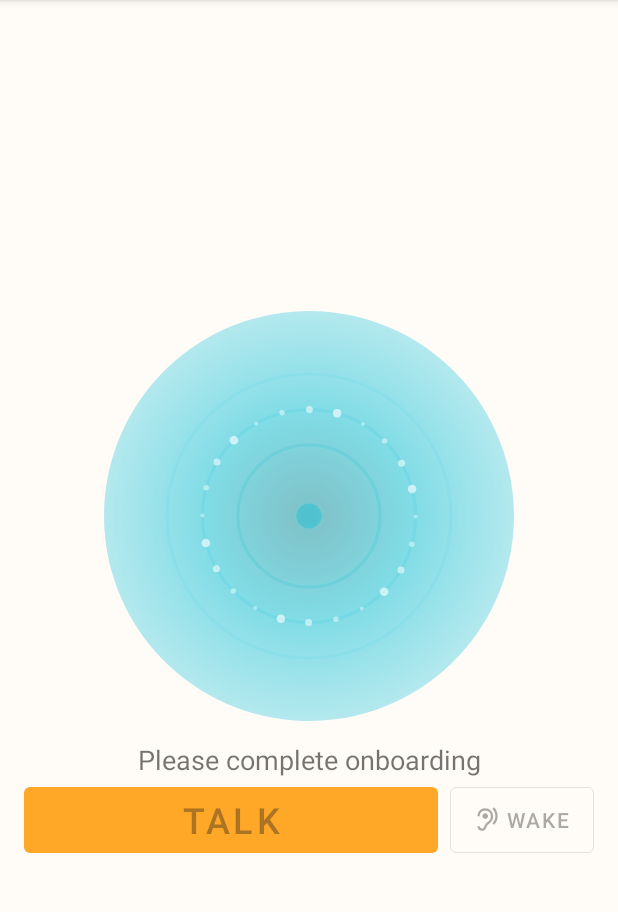
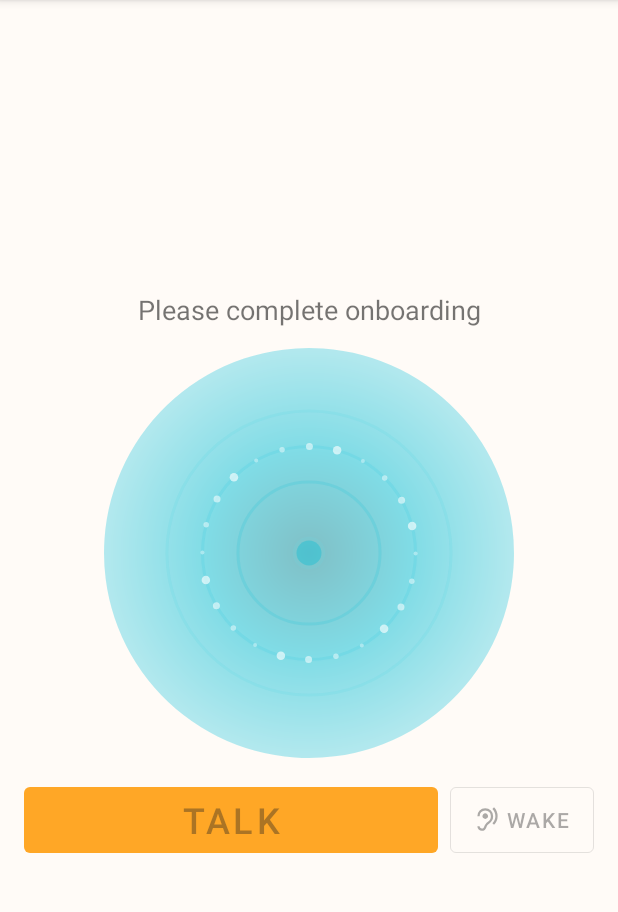
Before and after one commit to mrsheepuk/ha-live, an Android app: the MainActivity screen opened directly, with no data from a screen before it, on a phone screen of 412 x 824 dp, the part 84-996 px from its top. Run offline under Robolectric (Android 15) with nearby library versions, the phone set to English and light mode, and no system bars; libraries missing offline, so code that uses them is left out: ai.onnxruntime; 2 statements that could not run were skipped.

Commit message:
Move status container above visualizer for better hierarchy
Reorder layout elements for optimal visual flow:
- Status text now at top (most important info)
- Visualizer below status (main visual element)
- Buttons below visualizer (call to action)
- Quick messages and transcript below buttons

This applies to both centered and top-aligned layouts:
- XML: status → visualizer → buttons → chips → transcript
- Centered chain: status → visualizer → buttons (vertically centered)
- Top-aligned: same order, anchored to top

Result: Status text leads the interface in all states.

```diff
--- a/app/app/src/main/java/uk/co/mrsheep/halive/ui/MainActivity.kt
+++ b/app/app/src/main/java/uk/co/mrsheep/halive/ui/MainActivity.kt
@@ -98,24 +98,24 @@ class MainActivity : AppCompatActivity() {
         centeredConstraintSet.clone(mainConstraintLayout)
 
         // Clear existing bottom constraints for chain elements
+        centeredConstraintSet.clear(R.id.statusContainer, ConstraintSet.BOTTOM)
         centeredConstraintSet.clear(R.id.audioVisualizer, ConstraintSet.BOTTOM)
-        centeredConstraintSet.clear(R.id.statusContainer, ConstraintSet.BOTTOM)
         centeredConstraintSet.clear(R.id.buttonContainer, ConstraintSet.BOTTOM)
 
-        // Create vertical chain: audioVisualizer -> statusContainer -> buttonContainer
+        // Create vertical chain: statusContainer -> audioVisualizer -> buttonContainer
         centeredConstraintSet.createVerticalChain(
-            R.id.audioVisualizer,
+            R.id.statusContainer,
             ConstraintSet.TOP,
             R.id.buttonContainer,
             ConstraintSet.BOTTOM,
-            intArrayOf(R.id.audioVisualizer, R.id.statusContainer, R.id.buttonContainer),
+            intArrayOf(R.id.statusContainer, R.id.audioVisualizer, R.id.buttonContainer),
             null,
             ConstraintSet.CHAIN_PACKED
         )
 
         // Anchor chain to parent top/bottom for vertical centering
         centeredConstraintSet.connect(
-            R.id.audioVisualizer,
+            R.id.statusContainer,
             ConstraintSet.TOP,
             ConstraintSet.PARENT_ID,
             ConstraintSet.TOP
--- a/app/app/src/main/res/layout/activity_main.xml
+++ b/app/app/src/main/res/layout/activity_main.xml
@@ -25,22 +25,13 @@
         android:padding="16dp"
         app:layout_behavior="@string/appbar_scrolling_view_behavior">
 
-    <uk.co.mrsheep.halive.ui.AudioVisualizerView
-        android:id="@+id/audioVisualizer"
-        android:layout_width="300dp"
-        android:layout_height="300dp"
-        app:layout_constraintTop_toTopOf="parent"
-        app:layout_constraintStart_toStartOf="parent"
-        app:layout_constraintEnd_toEndOf="parent" />
-
     <LinearLayout
         android:id="@+id/statusContainer"
         android:layout_width="0dp"
         android:layout_height="wrap_content"
-        android:layout_marginTop="16dp"
         android:orientation="horizontal"
         android:gravity="center_vertical"
-        app:layout_constraintTop_toBottomOf="@id/audioVisualizer"
+        app:layout_constraintTop_toTopOf="parent"
         app:layout_constraintStart_toStartOf="parent"
         app:layout_constraintEnd_toEndOf="parent">
 
@@ -63,6 +54,15 @@
             android:layout_marginStart="8dp" />
     </LinearLayout>
 
+    <uk.co.mrsheep.halive.ui.AudioVisualizerView
+        android:id="@+id/audioVisualizer"
+        android:layout_width="300dp"
+        android:layout_height="300dp"
+        android:layout_marginTop="16dp"
+        app:layout_constraintTop_toBottomOf="@id/statusContainer"
+        app:layout_constraintStart_toStartOf="parent"
+        app:layout_constraintEnd_toEndOf="parent" />
+
     <LinearLayout
         android:id="@+id/buttonContainer"
         android:layout_width="0dp"
@@ -70,7 +70,7 @@
         android:layout_marginTop="8dp"
         android:orientation="horizontal"
         android:gravity="center_vertical"
-        app:layout_constraintTop_toBottomOf="@id/statusContainer"
+        app:layout_constraintTop_toBottomOf="@id/audioVisualizer"
         app:layout_constraintStart_toStartOf="parent"
         app:layout_constraintEnd_toEndOf="parent">
         <Button
```
